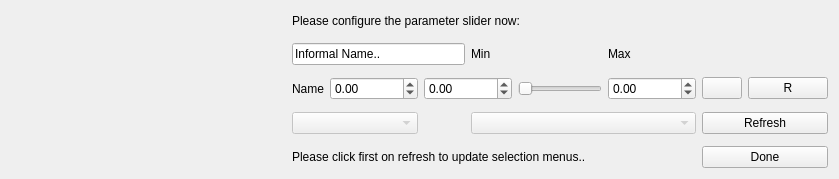
Before: the Qt Designer form src/ui/designer/QGCParamSlider.ui in mavlink/qgroundcontrol, drawn with Qt 5.
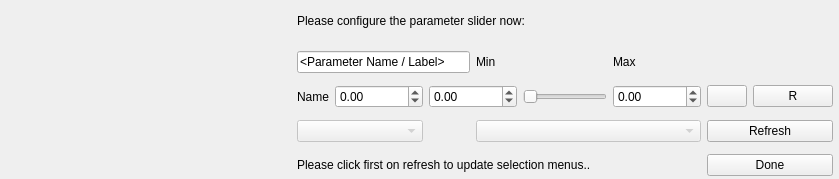
After: the same form once the commit is applied. Icons and pictures are not drawn.

Commit message: Working on usuability improvements in the parameter interface

```diff
--- a/src/ui/designer/QGCParamSlider.ui
+++ b/src/ui/designer/QGCParamSlider.ui
@@ -14,6 +14,18 @@
    <string>Form</string>
   </property>
   <layout class="QGridLayout" name="gridLayout" columnstretch="100,0,0,0,0,0,0,0,0">
+   <property name="leftMargin">
+    <number>6</number>
+   </property>
+   <property name="topMargin">
+    <number>3</number>
+   </property>
+   <property name="rightMargin">
+    <number>6</number>
+   </property>
+   <property name="bottomMargin">
+    <number>3</number>
+   </property>
    <property name="horizontalSpacing">
     <number>6</number>
    </property>
@@ -23,7 +35,7 @@
    <item row="1" column="1" colspan="3">
     <widget class="QLineEdit" name="editNameLabel">
      <property name="text">
-      <string>Informal Name..</string>
+      <string>&lt;Parameter Name / Label&gt;</string>
      </property>
     </widget>
    </item>
```
The commit also changes 5 other files.
